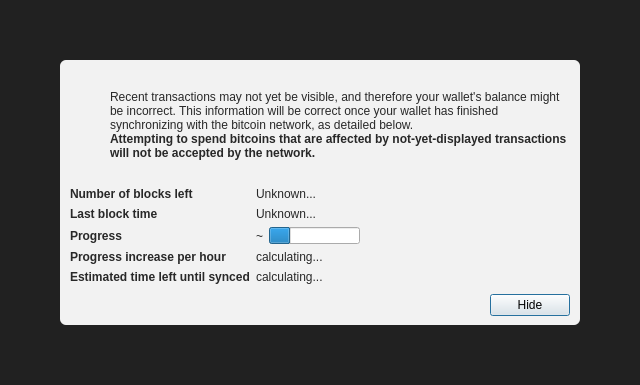
Old version of the form src/qt/forms/modaloverlay.ui in the repository SvenKercher/dd4.
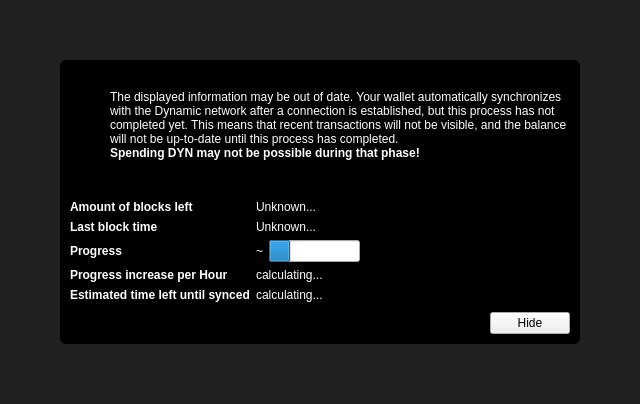
New version of the form. Icons and pictures are not drawn. Custom widgets are drawn as their Qt base class.

```diff
--- a/src/qt/forms/modaloverlay.ui
+++ b/src/qt/forms/modaloverlay.ui
@@ -7,7 +7,7 @@
     <x>0</x>
     <y>0</y>
     <width>640</width>
-    <height>385</height>
+    <height>404</height>
    </rect>
   </property>
   <property name="windowTitle">
@@ -50,9 +50,12 @@
       <item>
        <widget class="QWidget" name="contentWidget" native="true">
         <property name="styleSheet">
-         <string notr="true">#contentWidget { background: rgba(255,255,255,240); border-radius: 6px; }
+         <string notr="true">#contentWidget { background-color: rgb(0, 0, 0);
+color: rgb(255, 255, 255); border-radius: 6px; }
 
-QLabel { color: rgb(40,40,40);  }</string>
+QLabel { color: rgb(255,255,255);  }
+
+</string>
         </property>
         <layout class="QVBoxLayout" name="verticalLayoutSub" stretch="1,0,0,0">
          <property name="spacing">
@@ -129,8 +132,12 @@
              </property>
              <item>
               <widget class="QLabel" name="infoText">
+               <property name="styleSheet">
+                <string notr="true">background-color: rgb(0, 0, 0);
+color: rgb(255, 255, 255);</string>
+               </property>
                <property name="text">
-                <string>Recent transactions may not yet be visible, and therefore your wallet's balance might be incorrect. This information will be correct once your wallet has finished synchronizing with the bitcoin network, as detailed below.</string>
+                <string>The displayed information may be out of date. Your wallet automatically synchronizes with the Dynamic network after a connection is established, but this process has not completed yet. This means that recent transactions will not be visible, and the balance will not be up-to-date until this process has completed.</string>
                </property>
                <property name="textFormat">
                 <enum>Qt::RichText</enum>
@@ -148,8 +155,12 @@
                  <bold>true</bold>
                 </font>
                </property>
+               <property name="styleSheet">
+                <string notr="true">background-color: rgb(0, 0, 0);
+color: rgb(255, 255, 255);</string>
+               </property>
                <property name="text">
-                <string>Attempting to spend bitcoins that are affected by not-yet-displayed transactions will not be accepted by the network.</string>
+                <string>Spending DYN may not be possible during that phase!</string>
                </property>
                <property name="textFormat">
                 <enum>Qt::RichText</enum>
@@ -211,13 +222,21 @@
                <bold>true</bold>
               </font>
              </property>
+             <property name="styleSheet">
+              <string notr="true">background-color: rgb(0, 0, 0);
+color: rgb(255, 255, 255);</string>
+             </property>
              <property name="text">
-              <string>Number of blocks left</string>
+              <string>Amount of blocks left</string>
              </property>
             </widget>
            </item>
            <item row="0" column="1">
             <widget class="QLabel" name="numberOfBlocksLeft">
+             <property name="styleSheet">
+              <string notr="true">background-color: rgb(0, 0, 0);
+color: rgb(255, 255, 255);</string>
+             </property>
              <property name="text">
               <string>Unknown...</string>
              </property>
@@ -231,6 +250,10 @@
                <bold>true</bold>
               </font>
              </property>
+             <property name="styleSheet">
+              <string notr="true">background-color: rgb(0, 0, 0);
+color: rgb(255, 255, 255);</string>
+             </property>
              <property name="text">
               <string>Last block time</string>
              </property>
@@ -244,6 +267,10 @@
                <verstretch>0</verstretch>
               </sizepolicy>
              </property>
+             <property name="styleSheet">
+              <string notr="true">background-color: rgb(0, 0, 0);
+color: rgb(255, 255, 255);</string>
+             </property>
              <property name="text">
               <string>Unknown...</string>
              </property>
@@ -257,6 +284,10 @@
                <bold>true</bold>
               </font>
              </property>
+             <property name="styleSheet">
+              <string notr="true">background-color: rgb(0, 0, 0);
+color: rgb(255, 255, 255);</string>
+             </property>
              <property name="text">
               <string>Progress</string>
              </property>
@@ -266,6 +297,10 @@
             <layout class="QHBoxLayout" name="horizontalLayoutSync" stretch="0,1">
              <item>
               <widget class="QLabel" name="percentageProgress">
+               <property name="styleSheet">
+                <string notr="true">color: rgb(255, 255, 255);
+background-color: rgb(0, 0, 0);</string>
+               </property>
                <property name="text">
                 <string notr="true">~</string>
                </property>
@@ -291,13 +326,21 @@
                <bold>true</bold>
               </font>
              </property>
+             <property name="styleSheet">
+              <string notr="true">background-color: rgb(0, 0, 0);
+color: rgb(255, 255, 255);</string>
+             </property>
              <property name="text">
-              <string>Progress increase per hour</string>
+              <string>Progress increase per Hour</string>
              </property>
             </widget>
            </item>
            <item row="4" column="1">
             <widget class="QLabel" name="progressIncreasePerH">
+             <property name="styleSheet">
+              <string notr="true">background-color: rgb(0, 0, 0);
+color: rgb(255, 255, 255);</string>
+             </property>
              <property name="text">
               <string>calculating...</string>
              </property>
@@ -311,6 +354,10 @@
                <bold>true</bold>
               </font>
              </property>
+             <property name="styleSheet">
+              <string notr="true">background-color: rgb(0, 0, 0);
+color: rgb(255, 255, 255);</string>
+             </property>
              <property name="text">
               <string>Estimated time left until synced</string>
              </property>
@@ -318,6 +365,10 @@
            </item>
            <item row="5" column="1">
             <widget class="QLabel" name="expectedTimeLeft">
+             <property name="styleSheet">
+              <string notr="true">background-color: rgb(0, 0, 0);
+color: rgb(255, 255, 255);</string>
+             </property>
              <property name="text">
               <string>calculating...</string>
              </property>
@@ -351,12 +402,6 @@
              <property name="text">
               <string>Hide</string>
              </property>
-             <property name="focusPolicy">
-              <enum>Qt::StrongFocus</enum>
-             </property>
-             <property name="default">
-              <bool>true</bool>
-             </property>
             </widget>
            </item>
           </layout>
```
Left out of the diff: 8 changed lines with no effect on the pictures.
